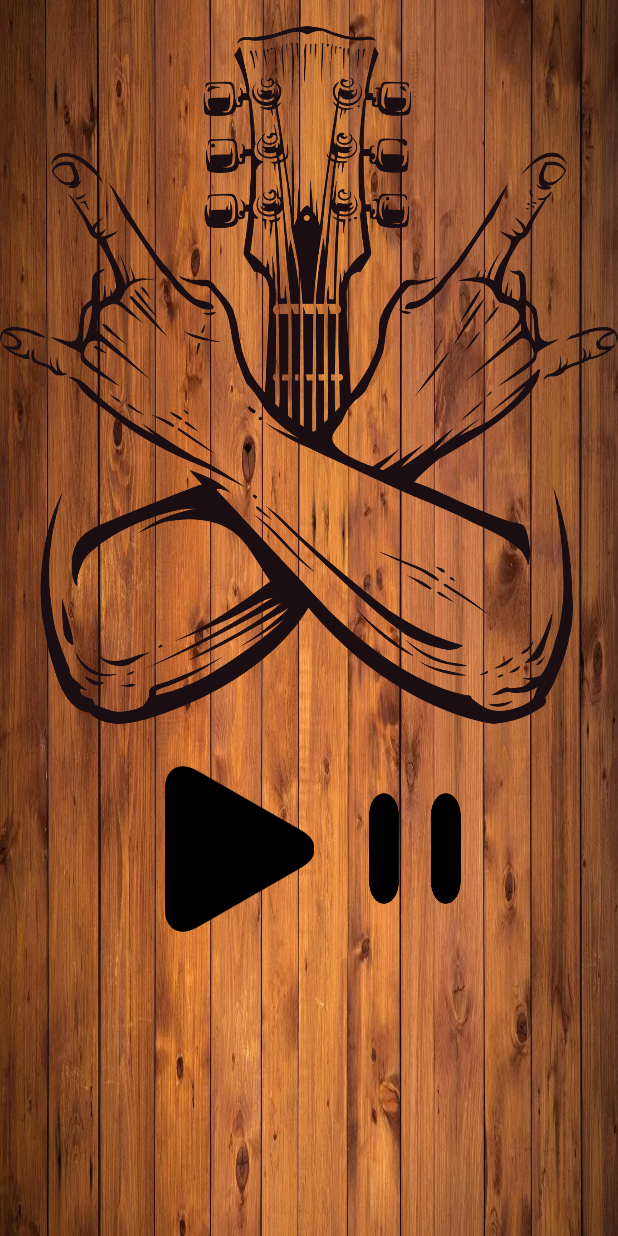
After one commit to DemonBoss1/LearnMobile, an Android app: the Music_player_Activity screen opened directly, with no data from a screen before it, on a phone screen of 412 x 824 dp. The commit adds this screen. Run offline under Robolectric (Android 15) with nearby library versions, the phone set to English and light mode, and no system bars.

Commit message:
music player

```diff
--- a/app/src/main/AndroidManifest.xml
+++ b/app/src/main/AndroidManifest.xml
@@ -12,6 +12,12 @@
         android:supportsRtl="true"
         android:theme="@style/Theme.FirstApp"
         tools:targetApi="31">
+        <activity
+            android:name=".Music_player_Activity"
+            android:exported="false" />
+        <activity
+            android:name=".MainActivity2"
+            android:exported="false" />
         <activity
             android:name=".DoListActivity"
             android:exported="false" />
--- /dev/null
+++ b/app/src/main/java/com/example/firstapp/Music_player_Activity.java
@@ -0,0 +1,51 @@
+package com.example.firstapp;
+
+import androidx.appcompat.app.AppCompatActivity;
+
+import android.media.MediaPlayer;
+import android.os.Bundle;
+import android.widget.ImageButton;
+import android.view.View;
+
+public class Music_player_Activity extends AppCompatActivity {
+
+    private ImageButton playImageButton, stopImageButton;
+    private MediaPlayer mediaPlayer;
+
+    @Override
+    protected void onCreate(Bundle savedInstanceState) {
+        super.onCreate(savedInstanceState);
+        setContentView(R.layout.activity_music_player);
+
+        playImageButton = findViewById(R.id.playImageButton);
+        stopImageButton = findViewById(R.id.stopImageButton);
+        mediaPlayer = MediaPlayer.create(getApplicationContext(), R.raw.back_in_black);
+    }
+
+    @Override
+    protected void onDestroy() {
+        super.onDestroy();
+        mediaPlayer.stop();
+    }
+
+    public void MusicButtons(View view) {
+        switch (view.getId()) {
+            case R.id.playImageButton:
+                if(!mediaPlayer.isPlaying()) {
+                    mediaPlayer.start();
+                    playImageButton.setImageResource(R.drawable.ic_stop);
+                } else {
+                    mediaPlayer.pause();
+                    playImageButton.setImageResource(R.drawable.ic_play);
+                }
+                break;
+            case R.id.stopImageButton:
+                if (mediaPlayer != null) {
+                    mediaPlayer.stop();
+                    playImageButton.setImageResource(R.drawable.ic_play);
+                    mediaPlayer = MediaPlayer.create(getApplicationContext(), R.raw.back_in_black);
+                }
+                break;
+        }
+    }
+}
--- a/app/src/main/res/layout/activity_main.xml
+++ b/app/src/main/res/layout/activity_main.xml
@@ -97,14 +97,14 @@
                 android:layout_weight="1">
 
                 <Button
-                    android:id="@+id/button12"
+                    android:id="@+id/button_music_player"
                     android:layout_width="match_parent"
                     android:layout_height="match_parent"
                     android:layout_marginStart="10dp"
                     android:layout_marginEnd="10dp"
                     android:layout_weight="1"
                     android:backgroundTint="@color/black"
-                    android:text="Button" />
+                    android:text="@string/music_player" />
 
                 <Button
                     android:id="@+id/do_list"
--- /dev/null
+++ b/app/src/main/res/layout/activity_music_player.xml
@@ -0,0 +1,61 @@
+<?xml version="1.0" encoding="utf-8"?>
+<androidx.constraintlayout.widget.ConstraintLayout xmlns:android="http://schemas.android.com/apk/res/android"
+    xmlns:app="http://schemas.android.com/apk/res-auto"
+    xmlns:tools="http://schemas.android.com/tools"
+    android:layout_width="match_parent"
+    android:layout_height="match_parent"
+    android:background="@drawable/background"
+    android:src="@drawable/background"
+    tools:context=".Music_player_Activity">
+
+
+    <ImageView
+        android:id="@+id/simpleImageView"
+        android:layout_width="wrap_content"
+        android:layout_height="500dp"
+        android:layout_alignParentTop="true"
+        android:layout_centerHorizontal="true"
+        android:contentDescription="@string/app_name"
+        app:layout_constraintEnd_toEndOf="parent"
+        app:layout_constraintStart_toStartOf="parent"
+        app:layout_constraintTop_toTopOf="parent"
+        app:srcCompat="@drawable/ic_guitar" />
+
+    <LinearLayout
+        android:layout_width="wrap_content"
+        android:layout_height="wrap_content"
+        android:gravity="center"
+        android:orientation="horizontal"
+        app:layout_constraintEnd_toEndOf="parent"
+        app:layout_constraintStart_toStartOf="parent"
+        app:layout_constraintTop_toBottomOf="@+id/simpleImageView">
+
+        <ImageButton
+            android:id="@+id/playImageButton"
+            android:layout_width="119dp"
+            android:layout_height="112dp"
+            android:layout_alignParentStart="true"
+            android:layout_alignParentBottom="true"
+            android:layout_margin="10dp"
+            android:background="@android:color/transparent"
+            android:contentDescription="@string/app_name"
+            android:onClick="MusicButtons"
+            android:scaleType="fitCenter"
+            app:srcCompat="@drawable/ic_play" />
+
+        <ImageButton
+            android:id="@+id/stopImageButton"
+            android:layout_width="73dp"
+            android:layout_height="75dp"
+            android:layout_alignParentEnd="true"
+            android:layout_alignParentBottom="true"
+            android:layout_margin="10dp"
+            android:background="@android:color/transparent"
+            android:contentDescription="@string/app_name"
+            android:onClick="MusicButtons"
+            android:scaleType="fitCenter"
+            app:srcCompat="@drawable/ic_stop" />
+    </LinearLayout>
+
+
+</androidx.constraintlayout.widget.ConstraintLayout>
--- a/app/src/main/res/values/strings.xml
+++ b/app/src/main/res/values/strings.xml
@@ -23,7 +23,8 @@
     <string name="level">начальный</string>
     <string name="basket_button_text">Корзина</string>
     <string name="title_activity_lab5">Lab5Activity</string>
-    <string name="guess_the_number_text">Угадай\n число</string>
+    <string name="guess_the_number_text">Угадай число</string>
+    <string name="music_player">Music player</string>
     <!-- TODO: Remove or change this placeholder text -->
     <string name="hello_blank_fragment">Hello blank fragment</string>
 
--- a/gradle.properties
+++ b/gradle.properties
@@ -19,3 +19,5 @@ android.useAndroidX=true
 # resources declared in the library itself and none from the library's dependencies,
 # thereby reducing the size of the R class for that library
 android.nonTransitiveRClass=true
+
+android.nonFinalResIds=false
```
Also changed, not shown: app/src/main/java/com/example/firstapp/MainActivity.java (+13 -0 lines), app/src/main/res/drawable/background.jpg (added), app/src/main/res/drawable/ic_guitar.png (added), app/src/main/res/drawable/ic_play.png (added), app/src/main/res/drawable/ic_stop.png (added), 1 other file.
